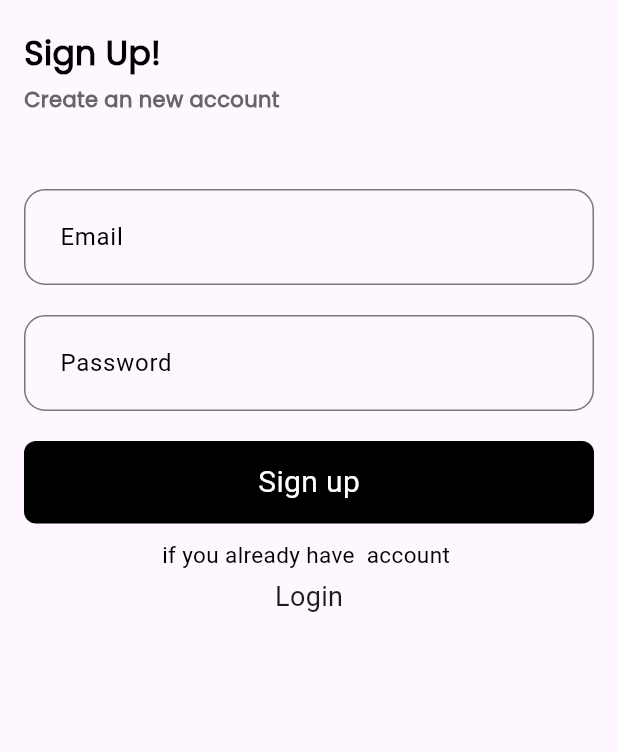
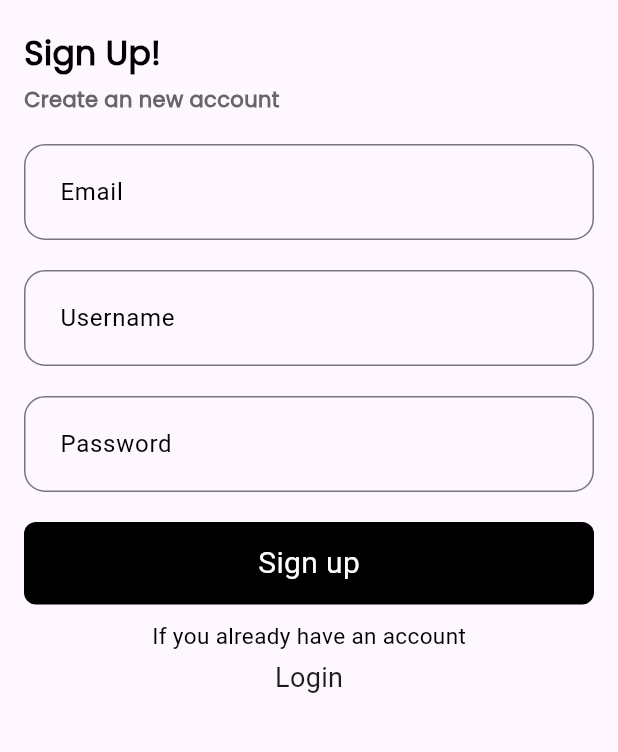
Before and after one commit to SeifRashedd/Fashion_Market, a Flutter app: the RegisterView screen opened by its route, after a tap on "Sign up", on a phone screen of 412 x 824 dp, the part 465-1217 px from its top. Run offline on Flutter 3.47's test engine with Material 3 defaults, Android fonts, the phone set to English and light mode, and no system bars; our stand-ins replace firebase_auth, firebase_core, gap, go_router; accounts and stored records are empty.

```diff
--- a/lib/Features/auth/presention/views/widgets/register_view_body.dart
+++ b/lib/Features/auth/presention/views/widgets/register_view_body.dart
@@ -18,8 +18,8 @@ class RegisterViewBody extends StatefulWidget {
 
 class _RegisterViewBodyState extends State<RegisterViewBody> {
   String? email;
-
   String? password;
+  String? username;
 
   @override
   Widget build(BuildContext context) {
@@ -42,13 +42,22 @@ class _RegisterViewBodyState extends State<RegisterViewBody> {
             'Create an new account',
             style: AppStyles.styleSemiBold11.copyWith(fontSize: 14),
           ),
-          const Gap(50),
+          const Gap(20),
           CustomFormTextField(
               onChange: (data) {
                 email = data;
               },
               labelText: 'Email',
-              hintText: 'Enter youe email address'),
+              hintText: 'Enter your email address'),
+          const SizedBox(
+            height: 20,
+          ),
+          CustomFormTextField(
+              onChange: (data) {
+                username = data;
+              },
+              labelText: 'Username',
+              hintText: 'Enter your username'),
           const SizedBox(
             height: 20,
           ),
@@ -65,26 +74,37 @@ class _RegisterViewBodyState extends State<RegisterViewBody> {
             text: 'Sign up',
             onTap: () async {
               try {
-                 await FirebaseAuth.instance
+                UserCredential userCredential = await FirebaseAuth.instance
                     .createUserWithEmailAndPassword(
                         email: email!, password: password!);
-                setState(() {
-                  showAuthSnackbar(context, 'Signed Up Sucssfully', true);
-                });
+
+                await userCredential.user!.updateProfile(displayName: username);
+
+                await userCredential.user!.reload();
+                User? updatedUser = FirebaseAuth.instance.currentUser;
+
+                if (updatedUser != null) {
+                  username = updatedUser.displayName;
+                  setState(() {
+                    showAuthSnackbar(context, 'Signed Up Successfully', true);
+                  });
+                }
               } on FirebaseAuthException catch (e) {
                 if (e.code == 'weak-password') {
                   setState(() {
                     showAuthSnackbar(
                         context, 'The password provided is too weak', false);
                   });
-                } else if (e.code == 'email already in use') {
+                } else if (e.code == 'email-already-in-use') {
                   setState(() {
-                    showAuthSnackbar(context, 'email-already-in-use', false);
+                    showAuthSnackbar(
+                        context, 'The email is already in use', false);
                   });
                 } else {
                   setState(() {
                     showAuthSnackbar(
-                        context, 'Something went wrong please try agin', false);
+                        context, 'Something went wrong. Please try again',
+                        false);
                   });
                 }
               }
@@ -93,7 +113,7 @@ class _RegisterViewBodyState extends State<RegisterViewBody> {
           const Gap(10),
           const Center(
             child: Text(
-              'if you already have  account ',
+              'If you already have an account',
               style: TextStyle(color: Colors.black, fontSize: 15),
             ),
           ),
```
Also changed, not shown: lib/Features/profile/presentaion/views/profile_view.dart (added, +21 -0 lines), lib/Features/profile/presentaion/views/widgets/profile_view_body.dart (added, +46 -0 lines).
